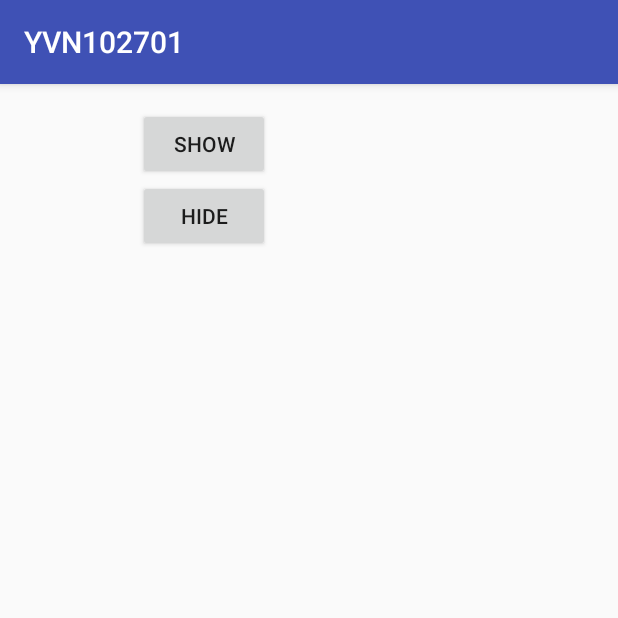
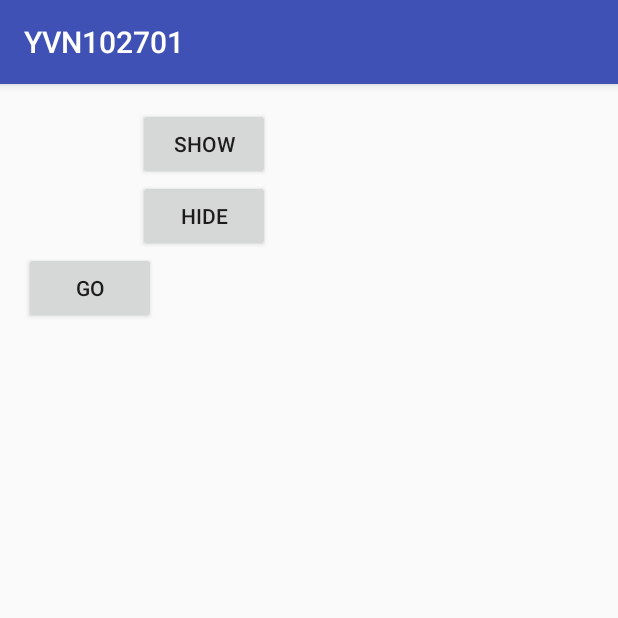
Before and after one commit to Shaojung/YVN102701, an Android app: the screen it shows after launch (MainActivity), after a tap on "HIDE", on a phone screen of 412 x 824 dp, the top half of it. Run offline under Robolectric (Android 15) with nearby library versions, the phone set to English and light mode, and no system bars; 1 other tap on this screen came first.

```diff
--- a/app/src/main/res/layout/activity_main.xml
+++ b/app/src/main/res/layout/activity_main.xml
@@ -16,7 +16,8 @@
         android:layout_height="wrap_content"
         android:layout_alignParentTop="true"
         android:layout_alignParentStart="true"
-        android:id="@+id/progressBar" />
+        android:id="@+id/progressBar"
+        android:visibility="invisible" />
 
     <Button
         android:text="Show"
@@ -35,4 +36,13 @@
         android:layout_toEndOf="@+id/progressBar"
         android:id="@+id/button2"
         android:onClick="clickHide" />
+
+    <Button
+        android:text="Go"
+        android:layout_width="wrap_content"
+        android:layout_height="wrap_content"
+        android:layout_below="@+id/button2"
+        android:layout_alignParentStart="true"
+        android:id="@+id/button3"
+        android:onClick="click1" />
 </RelativeLayout>
```
Also changed, not shown: app/src/main/java/com/example/yvtc/yvn102701/MainActivity.java (+23 -0 lines).
